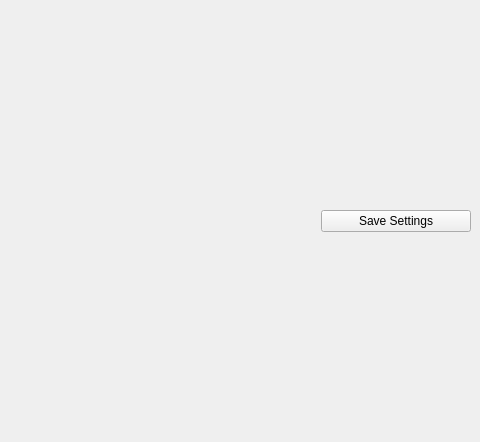
First picture: the form in qt/applications/workbench/workbench/widgets/settings/main.ui, repository mantidproject/mantid, before the edit; both pictures show x 246 to 726 and y 0 to 442 of the 726 by 442 pixel window.
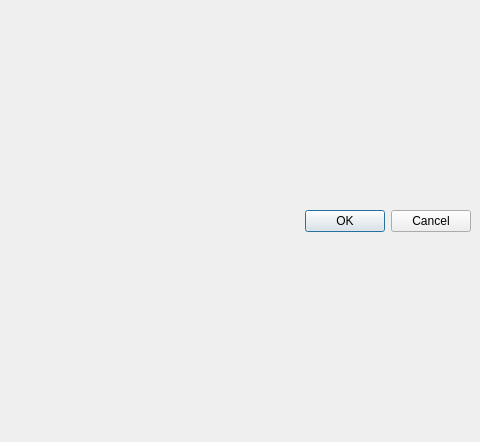
Second picture: the form after the edit.

Commit message: Change "Save Settings" in wb settings for ok cancel

The edit to the form file:
```diff
--- a/qt/applications/workbench/workbench/widgets/settings/main.ui
+++ b/qt/applications/workbench/workbench/widgets/settings/main.ui
@@ -105,24 +105,12 @@
            </spacer>
           </item>
           <item>
-           <widget class="QPushButton" name="save_settings_button">
-            <property name="minimumSize">
-             <size>
-              <width>150</width>
-              <height>0</height>
-             </size>
+           <widget class="QDialogButtonBox" name="ok_cancel_button_box">
+            <property name="layoutDirection">
+             <enum>Qt::LeftToRight</enum>
             </property>
-            <property name="maximumSize">
-             <size>
-              <width>100</width>
-              <height>16777215</height>
-             </size>
-            </property>
-            <property name="styleSheet">
-             <string notr="true"/>
-            </property>
-            <property name="text">
-             <string>Save Settings</string>
+            <property name="standardButtons">
+             <set>QDialogButtonBox::Cancel|QDialogButtonBox::Ok</set>
             </property>
            </widget>
           </item>
```
Left out of the diff: 19 changed lines with no effect on the pictures. The commit also changes 1 other file.
